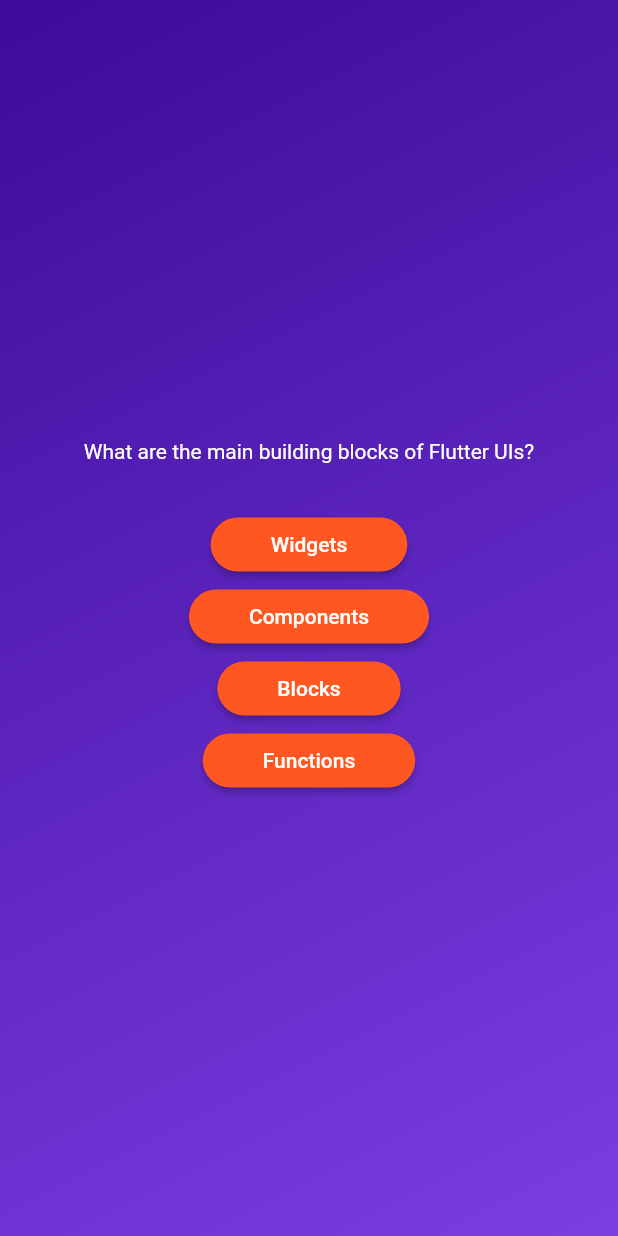
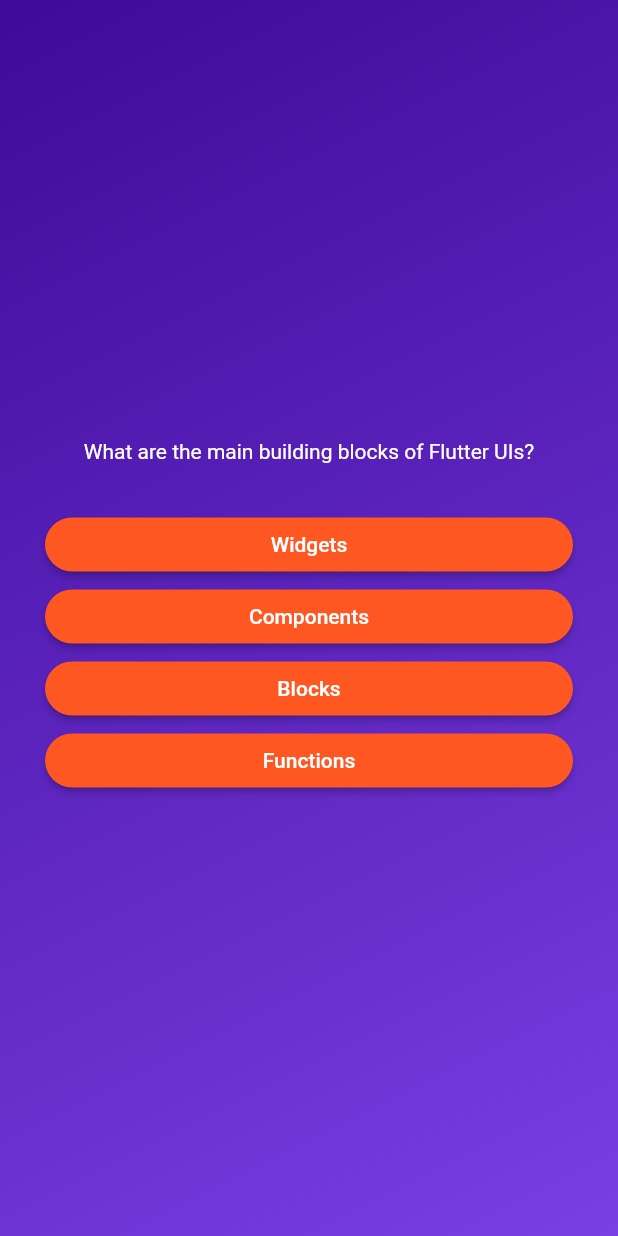
Before and after one commit to KyleIrvs/quiz_app, a Flutter app: the screen it shows after launch, after a tap on "Start Quiz", on a phone screen of 412 x 824 dp. Run offline on Flutter 3.47's test engine with Material 2 defaults, Android fonts, the phone set to English and light mode, and no system bars.

Commit message:
update question screen UI

```diff
--- a/lib/questions_screen.dart
+++ b/lib/questions_screen.dart
@@ -18,12 +18,16 @@ class _QuestionsScreenState extends State<QuestionsScreen> {
 
     return SizedBox(
       width: double.infinity,
+      child: Container(
+        margin: const EdgeInsets.all(30),
         child: Column(
           mainAxisAlignment: MainAxisAlignment.center,
+          crossAxisAlignment: CrossAxisAlignment.stretch,
           children: [
             Text(
               currentQuestion.text,
-            style: TextStyle(color: Colors.white),
+              style: const TextStyle(color: Colors.white),
+              textAlign: TextAlign.center,
             ),
             const SizedBox(height: 30),
             // ... spreads iterables to individual widgets instead of List<widgets>
@@ -32,6 +36,7 @@ class _QuestionsScreenState extends State<QuestionsScreen> {
             })
           ],
         ),
+      ),
     );
   }
 }
```
Lines whose indentation alone changed are shown as unchanged.
